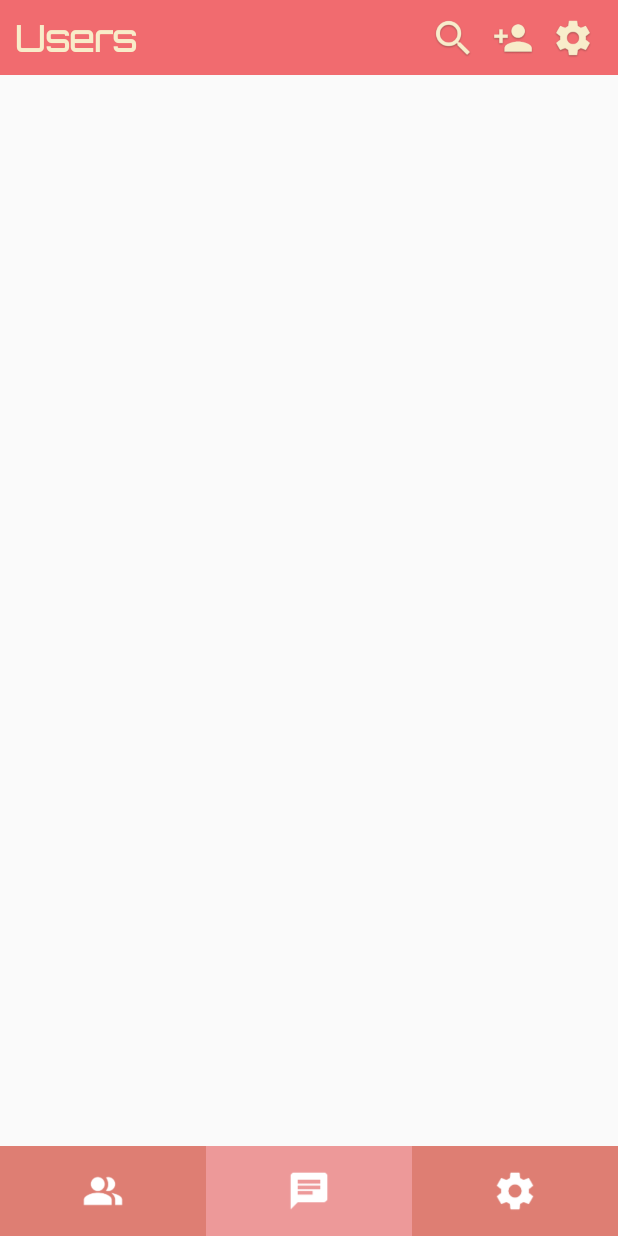
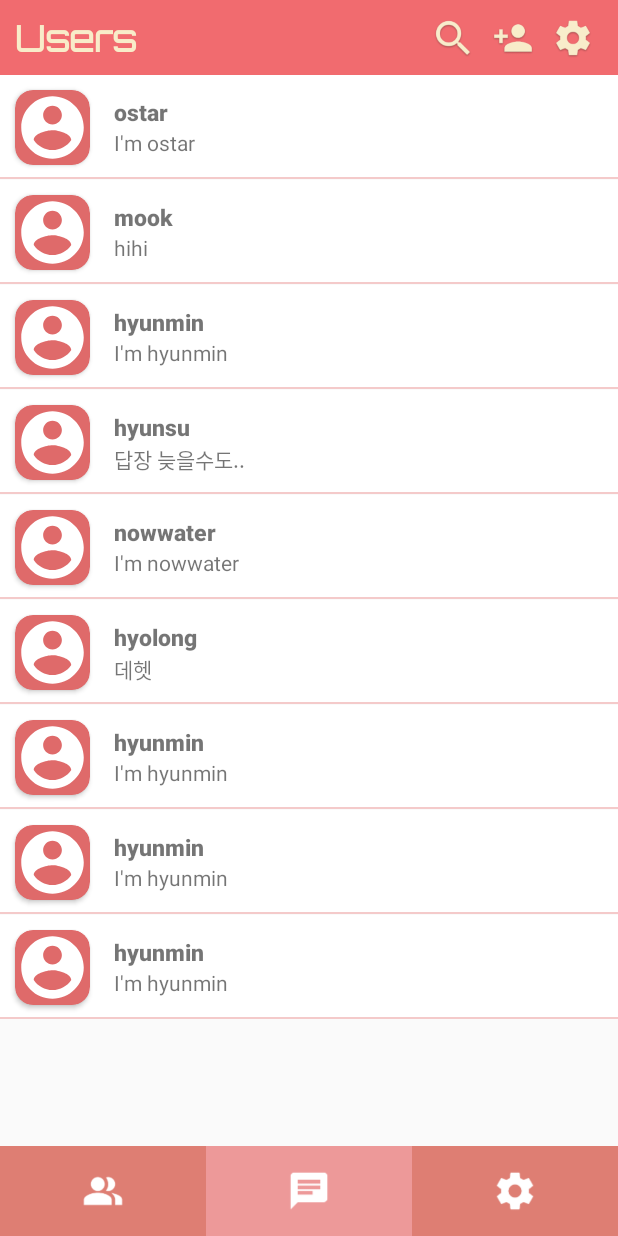
Before and after one commit to now-water/Reliable-Chatting-Platform, an Android app: the MainActivity screen opened directly, with no data from a screen before it, on a phone screen of 412 x 824 dp. Run offline under Robolectric (Android 15) with nearby library versions, the phone set to English and light mode, and no system bars; Roboto replaces fonts that are not available here.

Commit message:
Revert "ãfix : get friendlist available"

```diff
--- a/client/app/src/main/java/com/example/chattingapp/adapter/FriendlistAdapter.kt
+++ b/client/app/src/main/java/com/example/chattingapp/adapter/UserlistAdapter.kt
@@ -6,21 +6,19 @@ import android.view.ViewGroup
 import android.widget.TextView
 import androidx.recyclerview.widget.RecyclerView
 import com.example.chattingapp.R
-import com.example.chattingapp.dto.ChatMessage
-import com.example.chattingapp.dto.Friend
+import com.example.chattingapp.model.User
 
 // Main Userlist type Adapter
-class FriendlistAdapter(val context: Context, var friendList: ArrayList<Friend>) :
-    RecyclerView.Adapter<FriendlistAdapter.Holder>() {
-
+class UserlistAdapter(val context: Context, val userList: ArrayList<User>) :
+    RecyclerView.Adapter<UserlistAdapter.Holder>() {
 
     inner class Holder(itemView: View?) : RecyclerView.ViewHolder(itemView!!) {
         val nameText = itemView?.findViewById<TextView>(R.id.nameText)
         val statusText = itemView?.findViewById<TextView>(R.id.statusText)
 
-        fun bind(friend: Friend, context: Context) {
-            nameText?.text = friend.name
-            statusText?.text = friend.statusMessage
+        fun bind(user: User, context: Context) {
+            nameText?.text = user.name
+            statusText?.text = user.statusMessage
         }
     }
 
@@ -30,14 +28,10 @@ class FriendlistAdapter(val context: Context, var friendList: ArrayList<Friend>)
     }
 
     override fun onBindViewHolder(holder: Holder, position: Int) {
-        holder?.bind(friendList[position], context)
+        holder?.bind(userList[position], context)
     }
 
     override fun getItemCount(): Int {
-        return friendList.size
-    }
-
-    fun addItem(friend: Friend){
-        friendList.add(friend)
+        return userList.size
     }
 }
--- a/client/app/src/main/java/com/example/chattingapp/dto/Friend.kt
+++ b/client/app/src/main/java/com/example/chattingapp/dto/Friend.kt
@@ -13,8 +13,5 @@ data class Friend(
     val phoneNum : String,
 
     @SerializedName("nickName")
-    val nickName : String,
-
-    @SerializedName("statusMessage")
-    val statusMessage : String
+    val nickName : String
 )
--- /dev/null
+++ b/client/app/src/main/java/com/example/chattingapp/model/ChatRoom.kt
@@ -0,0 +1,5 @@
+package com.example.chattingapp.model
+
+class ChatRoom(val roomname:String, val curmessage:String, val recenttime:String, val roomId:Int) {
+
+}
--- /dev/null
+++ b/client/app/src/main/java/com/example/chattingapp/model/User.kt
@@ -0,0 +1,5 @@
+package com.example.chattingapp.model
+
+class User(val name: String, val statusMessage: String, val photo: String) {
+
+}
--- a/client/app/src/main/java/com/example/chattingapp/view/IntroActivity.kt
+++ b/client/app/src/main/java/com/example/chattingapp/view/IntroActivity.kt
@@ -9,7 +9,7 @@ import com.example.chattingapp.R
 class IntroActivity : AppCompatActivity() {
 
     val r = Runnable() {
-        intent = Intent(this, LoginActivity::class.java)
+        intent = Intent(this, MainActivity::class.java)
 //        intent = Intent(this, LoginActivity::class.java)
         startActivity(intent)
         finish()
--- a/client/app/src/main/java/com/example/chattingapp/view/MainActivity.kt
+++ b/client/app/src/main/java/com/example/chattingapp/view/MainActivity.kt
@@ -37,7 +37,7 @@ class MainActivity : AppCompatActivity() {
         val ft = supportFragmentManager.beginTransaction()
         when (fragNum) {
             0 -> {
-                ft.replace(R.id.main_frame, FriendlistFragment()).commit()
+                ft.replace(R.id.main_frame, UserlistFragment()).commit()
             }
             1 -> {
                 ft.replace(R.id.main_frame, ChatlistFragment(userId)).commit()
--- a/client/app/src/main/java/com/example/chattingapp/view/MessageChatActivity.kt
+++ b/client/app/src/main/java/com/example/chattingapp/view/MessageChatActivity.kt
@@ -8,6 +8,7 @@ import androidx.appcompat.app.AppCompatActivity
 import androidx.fragment.app.FragmentTransaction
 import com.example.chattingapp.R
 import com.example.chattingapp.dto.ChatMessage
+import com.example.chattingapp.model.ChatRoom
 import com.example.chattingapp.service.ChatMessageApiService
 import com.example.chattingapp.view.fragment.MessagelistFragment
 import kotlinx.android.synthetic.main.activity_main.*
--- a/client/app/src/main/java/com/example/chattingapp/view/fragment/FriendlistFragment.kt
+++ /dev/null
@@ -1,47 +0,0 @@
-package com.example.chattingapp.view.fragment
-
-import android.os.Bundle
-import androidx.fragment.app.Fragment
-import android.view.LayoutInflater
-import android.view.View
-import android.view.ViewGroup
-import androidx.recyclerview.widget.LinearLayoutManager
-import com.example.chattingapp.R
-import com.example.chattingapp.adapter.FriendlistAdapter
-import com.example.chattingapp.dto.Friend
-import com.example.chattingapp.service.FriendApiService
-import kotlinx.android.synthetic.main.fragment_userlist.*
-
-//test for fragment visibility
-class FriendlistFragment : Fragment() {
-
-    var friendList = ArrayList<Friend>()  // temporary data array
-
-    override fun onCreateView(inflater: LayoutInflater, container: ViewGroup?,savedInstanceState: Bundle?): View? {
-        // Inflate the layout for this fragment
-        return inflater.inflate(R.layout.fragment_userlist, container, false)
-        //R.layout.fragment_setting 부분을 경우에 따라 수정할 것
-    }
-
-    override fun onViewCreated(view: View, savedInstanceState: Bundle?) {
-        super.onViewCreated(view, savedInstanceState)
-
-
-        //userList.add(Friend("ostar", "I'm ostar", "1.jpg"))
-
-        // temporary data setting
-
-        val adapter =  FriendlistAdapter(requireContext(), friendList)
-
-        recyclerFriendlist.adapter = adapter
-        recyclerFriendlist.layoutManager = LinearLayoutManager(requireContext())
-        recyclerFriendlist.setHasFixedSize(true)
-
-        FriendApiService.instance.getFriendAll(){
-
-            for(friend in it){
-                adapter.addItem(friend)
-            }
-        }
-    }
-}
--- /dev/null
+++ b/client/app/src/main/java/com/example/chattingapp/view/fragment/UserlistFragment.kt
@@ -0,0 +1,43 @@
+package com.example.chattingapp.view.fragment
+
+import android.os.Bundle
+import androidx.fragment.app.Fragment
+import android.view.LayoutInflater
+import android.view.View
+import android.view.ViewGroup
+import androidx.recyclerview.widget.LinearLayoutManager
+import com.example.chattingapp.R
+import com.example.chattingapp.adapter.UserlistAdapter
+import com.example.chattingapp.model.User
+import kotlinx.android.synthetic.main.fragment_userlist.*
+
+//test for fragment visibility
+class UserlistFragment : Fragment() {
+
+    var userList = arrayListOf<User>()  // temporary data array
+
+    override fun onCreateView(inflater: LayoutInflater, container: ViewGroup?,savedInstanceState: Bundle?): View? {
+        // Inflate the layout for this fragment
+        return inflater.inflate(R.layout.fragment_userlist, container, false)
+        //R.layout.fragment_setting 부분을 경우에 따라 수정할 것
+    }
+
+    override fun onViewCreated(view: View, savedInstanceState: Bundle?) {
+        super.onViewCreated(view, savedInstanceState)
+
+        userList.add(User("ostar", "I'm ostar", "1.jpg"))
+        userList.add(User("mook", "hihi", "2.jpg"))
+        userList.add(User("hyunmin", "I'm hyunmin", "3.jpg"))
+        userList.add(User("hyunsu", "답장 늦을수도..", "3.jpg"))
+        userList.add(User("nowwater", "I'm nowwater", "3.jpg"))
+        userList.add(User("hyolong", "데헷", "3.jpg"))
+        userList.add(User("hyunmin", "I'm hyunmin", "3.jpg"))
+        userList.add(User("hyunmin", "I'm hyunmin", "3.jpg"))
+        userList.add(User("hyunmin", "I'm hyunmin", "3.jpg"))
+        // temporary data setting
+
+        recyclerUserlist.adapter = UserlistAdapter(requireContext(), userList)
+        recyclerUserlist.layoutManager = LinearLayoutManager(requireContext())
+        recyclerUserlist.setHasFixedSize(true)
+    }
+}
--- a/client/app/src/main/res/layout/fragment_userlist.xml
+++ b/client/app/src/main/res/layout/fragment_userlist.xml
@@ -65,7 +65,7 @@
     </androidx.constraintlayout.widget.ConstraintLayout>
 
     <androidx.recyclerview.widget.RecyclerView
-        android:id="@+id/recyclerFriendlist"
+        android:id="@+id/recyclerUserlist"
         android:layout_width="match_parent"
         android:layout_height="match_parent"
         tools:listitem="@layout/widget_userlist_item"/>
```
Also changed, not shown: client/app/src/main/java/com/example/chattingapp/adapter/ChatlistAdapter.kt (+4 -4 lines), client/app/src/main/java/com/example/chattingapp/dto/ChatRoom.kt (deleted, +0 -18 lines), client/app/src/main/java/com/example/chattingapp/model/ChatMessage.kt (added, +7 -0 lines), client/app/src/main/java/com/example/chattingapp/view/fragment/ChatlistFragment.kt (+5 -5 lines), 3 other files.
